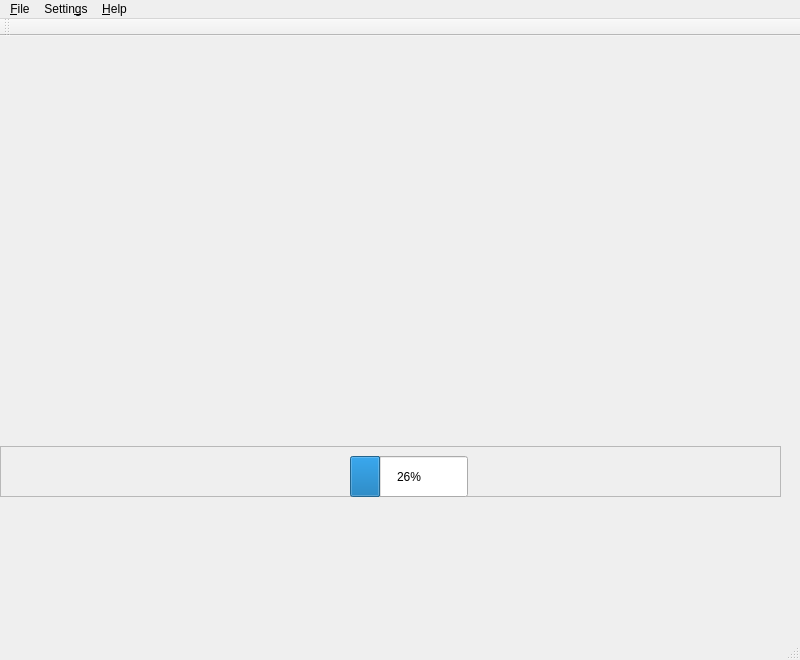
Qt form mainwindow.ui (fdmspeedy/Astroids_g3) before a commit.
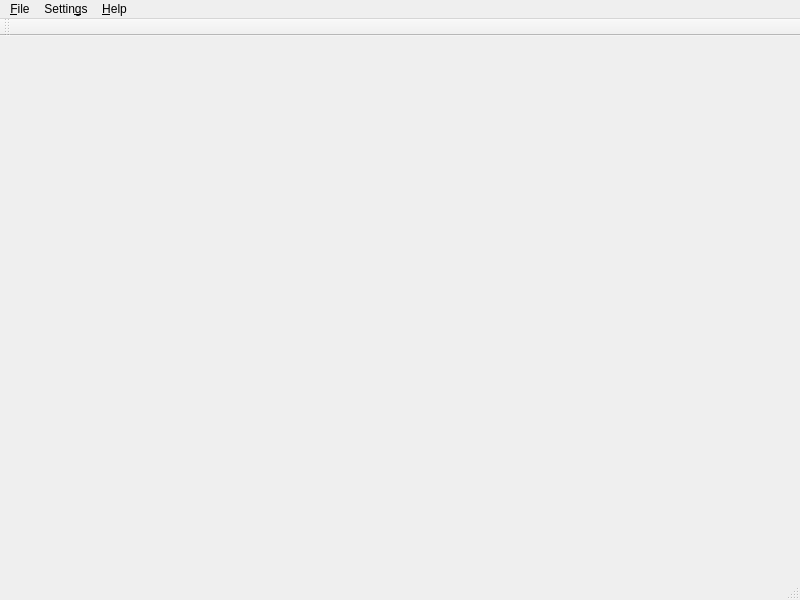
The same form after that commit. Icons and pictures are not drawn.

Diff of the .ui file:
```diff
--- a/mainwindow.ui
+++ b/mainwindow.ui
@@ -10,11 +10,11 @@
     <x>0</x>
     <y>0</y>
     <width>800</width>
-    <height>660</height>
+    <height>600</height>
    </rect>
   </property>
   <property name="sizePolicy">
-   <sizepolicy hsizetype="Expanding" vsizetype="Expanding">
+   <sizepolicy hsizetype="Maximum" vsizetype="Maximum">
     <horstretch>1</horstretch>
     <verstretch>1</verstretch>
    </sizepolicy>
@@ -25,6 +25,12 @@
     <height>600</height>
    </size>
   </property>
+  <property name="maximumSize">
+   <size>
+    <width>16777215</width>
+    <height>16777215</height>
+   </size>
+  </property>
   <property name="sizeIncrement">
    <size>
     <width>1</width>
@@ -54,6 +60,12 @@
      <height>600</height>
     </size>
    </property>
+   <property name="maximumSize">
+    <size>
+     <width>16777215</width>
+     <height>16777215</height>
+    </size>
+   </property>
    <property name="sizeIncrement">
     <size>
      <width>1</width>
@@ -63,38 +75,6 @@
    <property name="autoFillBackground">
     <bool>false</bool>
    </property>
-   <property name="styleSheet">
-    <string notr="true"/>
-   </property>
-   <widget class="QFrame" name="frame">
-    <property name="geometry">
-     <rect>
-      <x>0</x>
-      <y>410</y>
-      <width>781</width>
-      <height>51</height>
-     </rect>
-    </property>
-    <property name="frameShape">
-     <enum>QFrame::StyledPanel</enum>
-    </property>
-    <property name="frameShadow">
-     <enum>QFrame::Raised</enum>
-    </property>
-    <widget class="QProgressBar" name="progressBar">
-     <property name="geometry">
-      <rect>
-       <x>350</x>
-       <y>10</y>
-       <width>118</width>
-       <height>41</height>
-      </rect>
-     </property>
-     <property name="value">
-      <number>26</number>
-     </property>
-    </widget>
-   </widget>
   </widget>
   <widget class="QMenuBar" name="menuBar">
    <property name="geometry">
```
Left out of the diff: 6 changed lines with no effect on the pictures.
